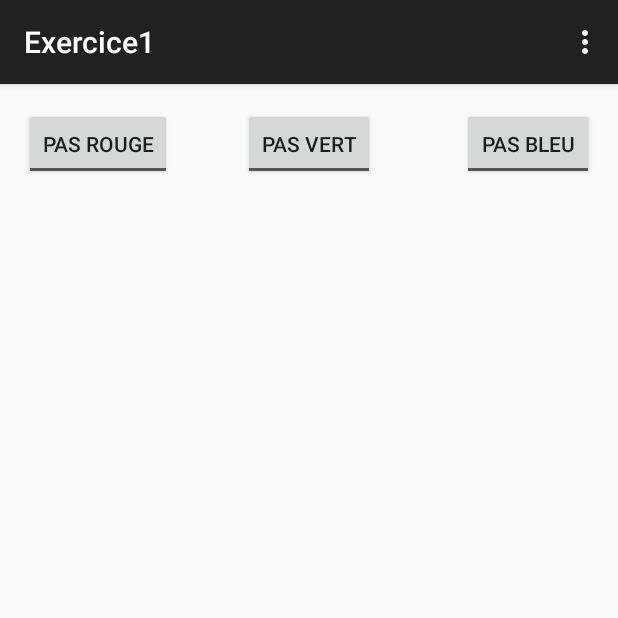
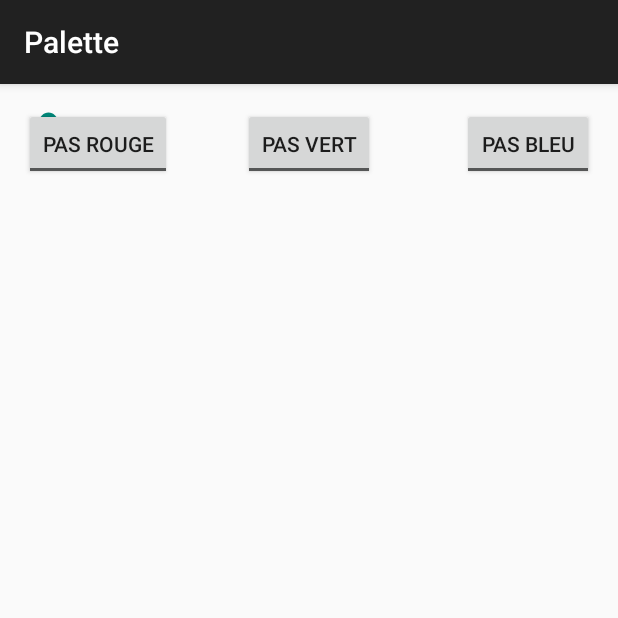
Before and after one commit to manoslive/Exercice1_android, an Android app: the screen it shows after launch (MainActivity), on a phone screen of 412 x 824 dp, the top half of it. Run offline under Robolectric (Android 15) with nearby library versions, the phone set to English and light mode, and no system bars.

Commit message:
Exercice 1 terminé

```diff
--- a/app/src/main/java/com/example/manu/exercice1/MainActivity.java
+++ b/app/src/main/java/com/example/manu/exercice1/MainActivity.java
@@ -79,9 +79,9 @@ public class MainActivity extends AppCompatActivity {
         int id = item.getItemId();
 
         //noinspection SimplifiableIfStatement
-        if (id == R.id.action_settings) {
+/*        if (id == R.id.action_settings) {
             return true;
-        }
+        }*/
 
         return super.onOptionsItemSelected(item);
     }
--- a/app/src/main/res/layout/activity_main.xml
+++ b/app/src/main/res/layout/activity_main.xml
@@ -8,9 +8,9 @@
     <ToggleButton
         android:textOn="Rouge"
         android:textOff="Pas rouge"
+        android:onClick="button1click"
         android:layout_width="wrap_content"
         android:layout_height="wrap_content"
-        android:text="@string/BTN_Rouge"
         android:id="@+id/toggleButton"
         android:layout_alignParentTop="true"
         android:layout_alignParentStart="true"
@@ -19,9 +19,9 @@
     <ToggleButton
         android:textOn="Vert"
         android:textOff="Pas vert"
+        android:onClick="button2click"
         android:layout_width="wrap_content"
         android:layout_height="wrap_content"
-        android:text="@string/BTN_Vert"
         android:id="@+id/toggleButton2"
         android:layout_alignParentTop="true"
         android:layout_centerHorizontal="true"
@@ -30,9 +30,9 @@
     <ToggleButton
         android:textOn="Bleu"
         android:textOff="Pas bleu"
+        android:onClick="button3click"
         android:layout_width="wrap_content"
         android:layout_height="wrap_content"
-        android:text="@string/BTN_Bleu"
         android:id="@+id/toggleButton3"
         android:layout_alignParentTop="true"
         android:layout_alignParentEnd="true"
@@ -41,5 +41,13 @@
     <TextView
         android:id="@+id/zone_couleur"
         android:layout_height="match_parent"
-        android:layout_width="match_parent"/>
+        android:layout_width="match_parent"
+        android:layout_below="@+id/toggleButton"
+        android:layout_alignParentStart="true" />
+
+    <SeekBar
+        android:layout_width="wrap_content"
+        android:layout_height="wrap_content"
+        android:id="@+id/seekBar" />
+
 </RelativeLayout>
--- a/app/src/main/res/menu/menu_main.xml
+++ b/app/src/main/res/menu/menu_main.xml
@@ -1,6 +1,6 @@
 <menu xmlns:android="http://schemas.android.com/apk/res/android"
     xmlns:app="http://schemas.android.com/apk/res-auto"
     xmlns:tools="http://schemas.android.com/tools" tools:context=".MainActivity">
-    <item android:id="@+id/action_settings" android:title="@string/action_settings"
-        android:orderInCategory="100" app:showAsAction="never" />
+<!--    <item android:id="@+id/action_settings" android:title="@string/action_settings"
+        android:orderInCategory="100" app:showAsAction="never" />-->
 </menu>
--- a/app/src/main/res/values/strings.xml
+++ b/app/src/main/res/values/strings.xml
@@ -1,10 +1,5 @@
 <resources>
-    <string name="app_name">Exercice1</string>
-
+    <string name="app_name">Palette</string>
     <string name="hello_world">Hello world!</string>
     <string name="action_settings">Settings</string>
-    <string name="BTN_Rouge">Rouge</string>
-    <string name="BTN_Vert">Vert</string>
-    <string name="BTN_Bleu">Bleu</string>
-
 </resources>
```
